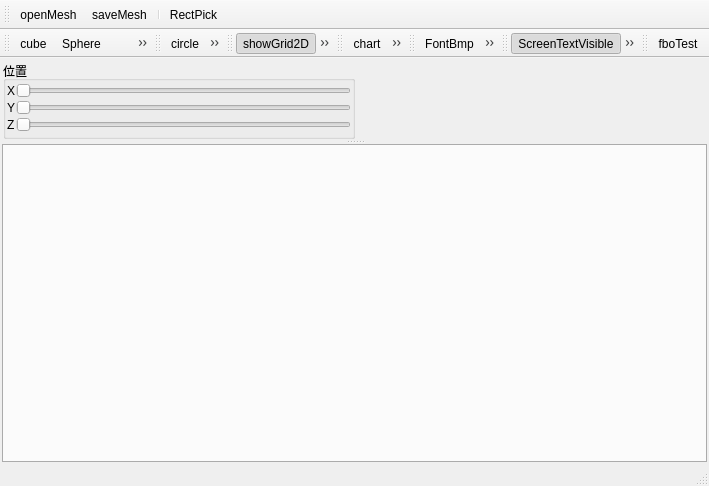
This is source/main/ui/MainWindow.ui in LonelyPolarbear/EasyPlot as Qt 5 draws it before an edit. The edited form follows.
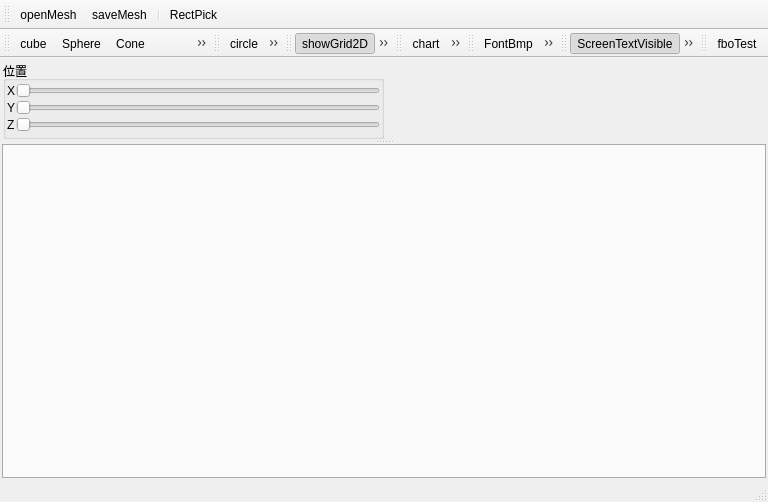
This is the edited form. Icons and pictures are not drawn.

Patch:
```diff
--- a/source/main/ui/MainWindow.ui
+++ b/source/main/ui/MainWindow.ui
@@ -6,8 +6,8 @@
    <rect>
     <x>0</x>
     <y>0</y>
-    <width>709</width>
-    <height>486</height>
+    <width>768</width>
+    <height>502</height>
    </rect>
   </property>
   <property name="windowTitle">
@@ -301,7 +301,6 @@
     <bool>false</bool>
    </attribute>
    <addaction name="Actchart"/>
-   <addaction name="Actcurve"/>
    <addaction name="ActBar"/>
   </widget>
   <widget class="QToolBar" name="toolBar_6">
```
Left out of the diff: 29 changed lines with no effect on the pictures.
